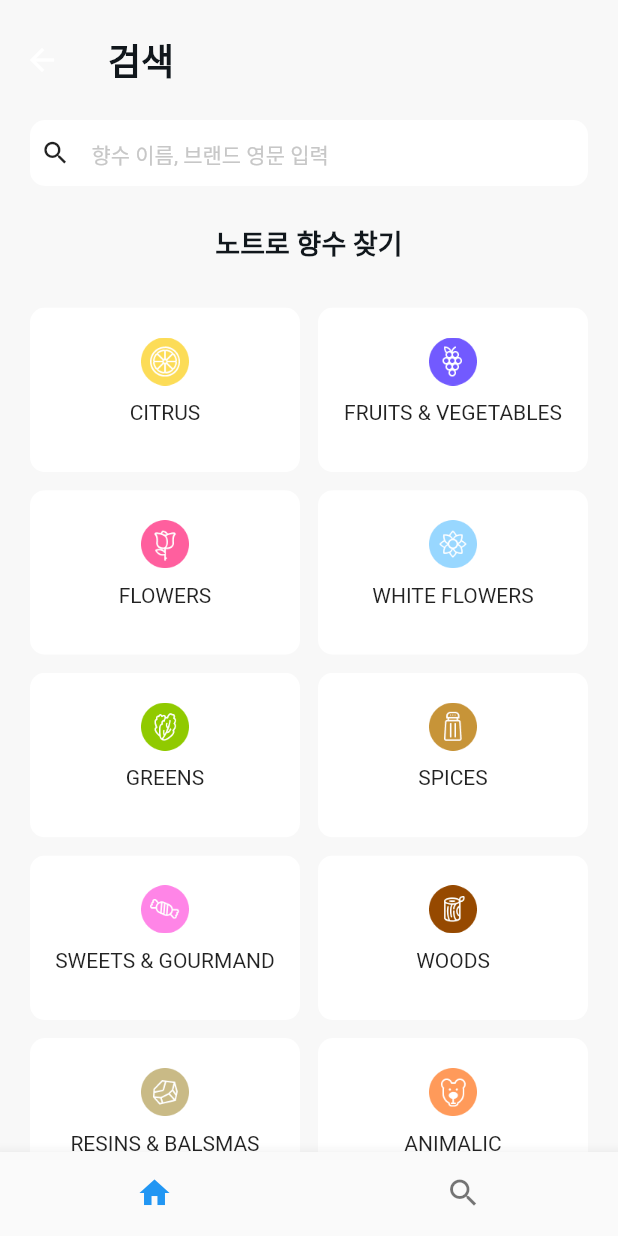
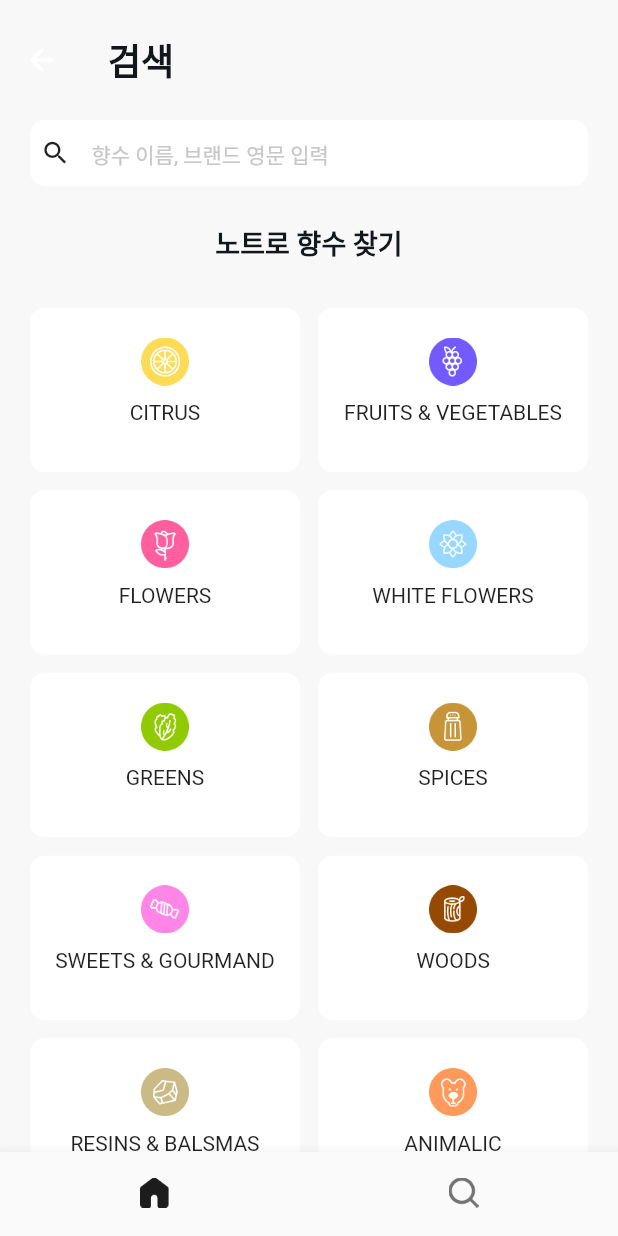
Before and after one commit to junhaesung/digging-flutter, a Flutter app: the SearchView screen opened directly, on a phone screen of 412 x 824 dp. Run offline on Flutter 3.47's test engine with Material 2 defaults, Android fonts, the phone set to English and light mode, and no system bars; our stand-ins replace carousel_slider, device_info_plus, dots_indicator, equatable, flutter_bloc, flutter_secure_storage; accounts and stored records are empty; network calls fail; Roboto replaces fonts that are missing (SF Pro Display).

Commit message:
feat: bottom nav bar 아이콘, 색상 적용

```diff
--- a/lib/ui/tab_page/bottom_tab_bar.dart
+++ b/lib/ui/tab_page/bottom_tab_bar.dart
@@ -1,3 +1,4 @@
+import 'package:digging/ui/design/digging_color.dart';
 import 'package:digging/ui/tab_page/tab_page_cubit.dart';
 import 'package:flutter/cupertino.dart';
 import 'package:flutter/material.dart';
@@ -7,7 +8,8 @@ class BottomTabBar extends StatelessWidget {
   @override
   Widget build(BuildContext context) {
     return BlocBuilder<TabPageCubit, TabPageState>(
-      builder: (context, state) => BottomNavigationBar(
+      builder: (context, state) {
+        return BottomNavigationBar(
           showSelectedLabels: false,
           showUnselectedLabels: false,
           currentIndex: state.index,
@@ -19,18 +21,30 @@ class BottomTabBar extends StatelessWidget {
               context.read<TabPageCubit>().showSearchPage();
             }
           },
+          selectedItemColor: DiggingColor.black,
           items: [
             BottomNavigationBarItem(
-            icon: Icon(Icons.home),
+              icon: ImageIcon(
+                AssetImage(state.index == 0
+                    ? 'images/icon/bottom_home_selected.png'
+                    : 'images/icon/bottom_home.png',),
+                size: 20,
+              ),
               label: 'home',
             ),
             BottomNavigationBarItem(
-            icon: Icon(Icons.search),
+              icon: ImageIcon(
+                AssetImage(state.index == 1
+                    ? 'images/icon/bottom_search_selected.png'
+                    : 'images/icon/bottom_search.png'),
+                size: 20,
+              ),
               label: 'search',
             ),
             // TODO: digging view
           ],
-      ),
+        );
+      },
     );
   }
 }
```
Also changed, not shown: images/icon/bottom_digging.png (added), images/icon/bottom_home.png (added), images/icon/bottom_home_selected.png (added), images/icon/bottom_search.png (added), images/icon/bottom_search_selected.png (added). Lines whose indentation alone changed are shown as unchanged.
